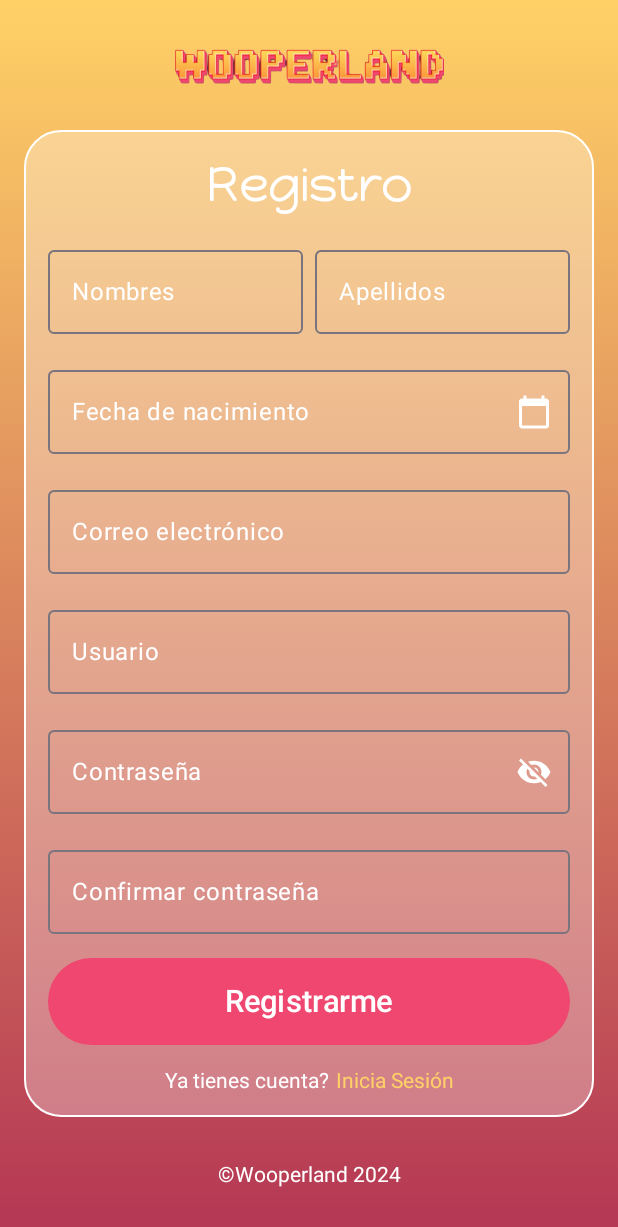
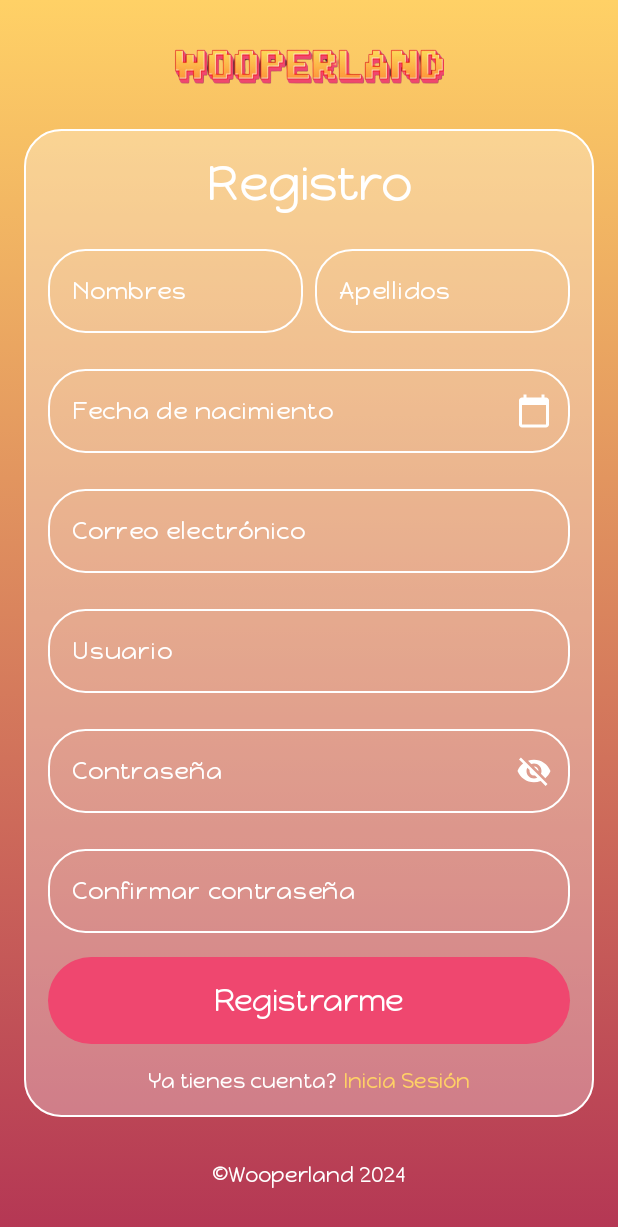
Before and after one commit to StivenChamorro/wooperland_enserio_movil, an Android app built with Jetpack Compose: the screen it shows after launch (MainActivity), after a tap on "Regístrate", on a phone screen of 412 x 824 dp. Shown: the top 1227 px of the screen. Run offline under Robolectric (Android 15) with nearby library versions, the phone set to English and light mode, and no system bars.

Commit message:
arreglos vista register

```diff
--- a/app/src/main/java/com/example/wooperland_enserio/screens/RegisterScreen.kt
+++ b/app/src/main/java/com/example/wooperland_enserio/screens/RegisterScreen.kt
@@ -29,6 +29,7 @@ import androidx.compose.ui.platform.LocalConfiguration
 import androidx.compose.ui.res.painterResource
 import androidx.compose.ui.text.font.Font
 import androidx.compose.ui.text.font.FontFamily
+import androidx.compose.ui.text.input.ImeAction
 import androidx.compose.ui.text.input.KeyboardType
 import androidx.compose.ui.text.input.PasswordVisualTransformation
 import androidx.compose.ui.text.input.VisualTransformation
@@ -124,54 +125,85 @@ fun RegisterScreen(
                         OutlinedTextField(
                             value = name,
                             onValueChange = { name = it },
-                            label = { Text("Nombres", color = Color.White) },
+                            label = { Text("Nombres", color = Color.White, fontFamily = happyMonkeyFont) },
                             modifier = Modifier.weight(1f),
-                            colors = outlinedTextFieldColors()
+                            shape = RoundedCornerShape(25.dp),
+                            colors = TextFieldDefaults.outlinedTextFieldColors(
+                                focusedBorderColor = Color.White,
+                                unfocusedBorderColor = Color.White,
+                                cursorColor = Color.White
+                            ),
+                            keyboardOptions = KeyboardOptions(imeAction = ImeAction.Next)
                         )
                         OutlinedTextField(
                             value = lastname,
                             onValueChange = { lastname = it },
-                            label = { Text("Apellidos", color = Color.White) },
+                            label = { Text("Apellidos", color = Color.White, fontFamily = happyMonkeyFont) },
                             modifier = Modifier.weight(1f),
-                            colors = outlinedTextFieldColors()
+                            shape = RoundedCornerShape(25.dp),
+                            colors = TextFieldDefaults.outlinedTextFieldColors(
+                                focusedBorderColor = Color.White,
+                                unfocusedBorderColor = Color.White,
+                                cursorColor = Color.White
+                            ),
+                            keyboardOptions = KeyboardOptions(imeAction = ImeAction.Next)
                         )
                     }
 
                     OutlinedTextField(
                         value = birthdate,
                         onValueChange = { },
-                        label = { Text("Fecha de nacimiento", color = Color.White) },
+                        label = { Text("Fecha de nacimiento", color = Color.White, fontFamily = happyMonkeyFont) },
                         modifier = Modifier.fillMaxWidth(),
+                        shape = RoundedCornerShape(25.dp),
                         readOnly = true,
                         trailingIcon = {
                             IconButton(onClick = { showDatePicker = true }) {
                                 Icon(Icons.Filled.CalendarToday, contentDescription = "Seleccionar fecha", tint = Color.White)
                             }
                         },
-                        colors = outlinedTextFieldColors()
+                        colors = TextFieldDefaults.outlinedTextFieldColors(
+                            focusedBorderColor = Color.White,
+                            unfocusedBorderColor = Color.White,
+                            cursorColor = Color.White
+                        ),
+                        keyboardOptions = KeyboardOptions(imeAction = ImeAction.Next)
                     )
 
                     OutlinedTextField(
                         value = email,
                         onValueChange = { email = it },
-                        label = { Text("Correo electrónico", color = Color.White) },
+                        label = { Text("Correo electrónico", color = Color.White, fontFamily = happyMonkeyFont) },
                         modifier = Modifier.fillMaxWidth(),
-                        colors = outlinedTextFieldColors()
+                        shape = RoundedCornerShape(25.dp),
+                        colors = TextFieldDefaults.outlinedTextFieldColors(
+                            focusedBorderColor = Color.White,
+                            unfocusedBorderColor = Color.White,
+                            cursorColor = Color.White
+                        ),
+                        keyboardOptions = KeyboardOptions(imeAction = ImeAction.Next)
                     )
 
                     OutlinedTextField(
                         value = username,
                         onValueChange = { username = it },
-                        label = { Text("Usuario", color = Color.White) },
+                        label = { Text("Usuario", color = Color.White, fontFamily = happyMonkeyFont) },
                         modifier = Modifier.fillMaxWidth(),
-                        colors = outlinedTextFieldColors()
+                        shape = RoundedCornerShape(25.dp),
+                        colors = TextFieldDefaults.outlinedTextFieldColors(
+                            focusedBorderColor = Color.White,
+                            unfocusedBorderColor = Color.White,
+                            cursorColor = Color.White
+                        ),
+                        keyboardOptions = KeyboardOptions(imeAction = ImeAction.Next)
                     )
 
                     OutlinedTextField(
                         value = password,
                         onValueChange = { password = it },
-                        label = { Text("Contraseña", color = Color.White) },
+                        label = { Text("Contraseña", color = Color.White, fontFamily = happyMonkeyFont) },
                         modifier = Modifier.fillMaxWidth(),
+                        shape = RoundedCornerShape(25.dp),
                         visualTransformation = if (passwordVisible) VisualTransformation.None else PasswordVisualTransformation(),
                         trailingIcon = {
                             IconButton(onClick = { passwordVisible = !passwordVisible }) {
@@ -182,16 +214,26 @@ fun RegisterScreen(
                                 )
                             }
                         },
-                        colors = outlinedTextFieldColors()
+                        colors = TextFieldDefaults.outlinedTextFieldColors(
+                            focusedBorderColor = Color.White,
+                            unfocusedBorderColor = Color.White,
+                            cursorColor = Color.White
+                        ),
+                        keyboardOptions = KeyboardOptions(imeAction = ImeAction.Next)
                     )
 
                     OutlinedTextField(
                         value = confirmPassword,
                         onValueChange = { confirmPassword = it },
-                        label = { Text("Confirmar contraseña", color = Color.White) },
+                        label = { Text("Confirmar contraseña", color = Color.White, fontFamily = happyMonkeyFont) },
                         modifier = Modifier.fillMaxWidth(),
                         visualTransformation = if (passwordVisible) VisualTransformation.None else PasswordVisualTransformation(),
-                        colors = outlinedTextFieldColors()
+                        shape = RoundedCornerShape(25.dp),
+                        colors = TextFieldDefaults.outlinedTextFieldColors(
+                            focusedBorderColor = Color.White,
+                            unfocusedBorderColor = Color.White,
+                            cursorColor = Color.White
+                        ),
                     )
 
                     // Botón de registro
@@ -199,7 +241,7 @@ fun RegisterScreen(
                         onClick = {
                             if (password == confirmPassword) {
                                 onClickRegister(name, lastname, birthdate, email, username, password, confirmPassword, token)
-                                navController.navigate(NavScreen.AddChildScreen.name)
+                                //navController.navigate(NavScreen.AddChildScreen.name)
                             }
                         },
                         modifier = Modifier
@@ -209,7 +251,8 @@ fun RegisterScreen(
                     ) {
                         Text(
                             text = "Registrarme",
-                            fontSize = (screenWidth.value * 0.05f).sp
+                            fontSize = (screenWidth.value * 0.05f).sp,
+                            fontFamily = happyMonkeyFont
                         )
                     }
 
@@ -218,12 +261,14 @@ fun RegisterScreen(
                     ) {
                         Text(
                             text = "Ya tienes cuenta?",
-                            color = Color.White
+                            color = Color.White,
+                            fontFamily = happyMonkeyFont,
                         )
                         Spacer(modifier = Modifier.width(4.dp))
                         Text(
                             text = "Inicia Sesión",
                             color = Color(0xFFFFD166),
+                            fontFamily = happyMonkeyFont,
                             modifier = Modifier.clickable { navController.navigate(NavScreen.LoginScreen.name) }
                         )
                     }
@@ -233,6 +278,7 @@ fun RegisterScreen(
             Text(
                 text = "©Wooperland 2024",
                 color = Color.White,
+                fontFamily = happyMonkeyFont,
                 modifier = Modifier.padding(bottom = screenHeight * 0.02f)
             )
         }
```
